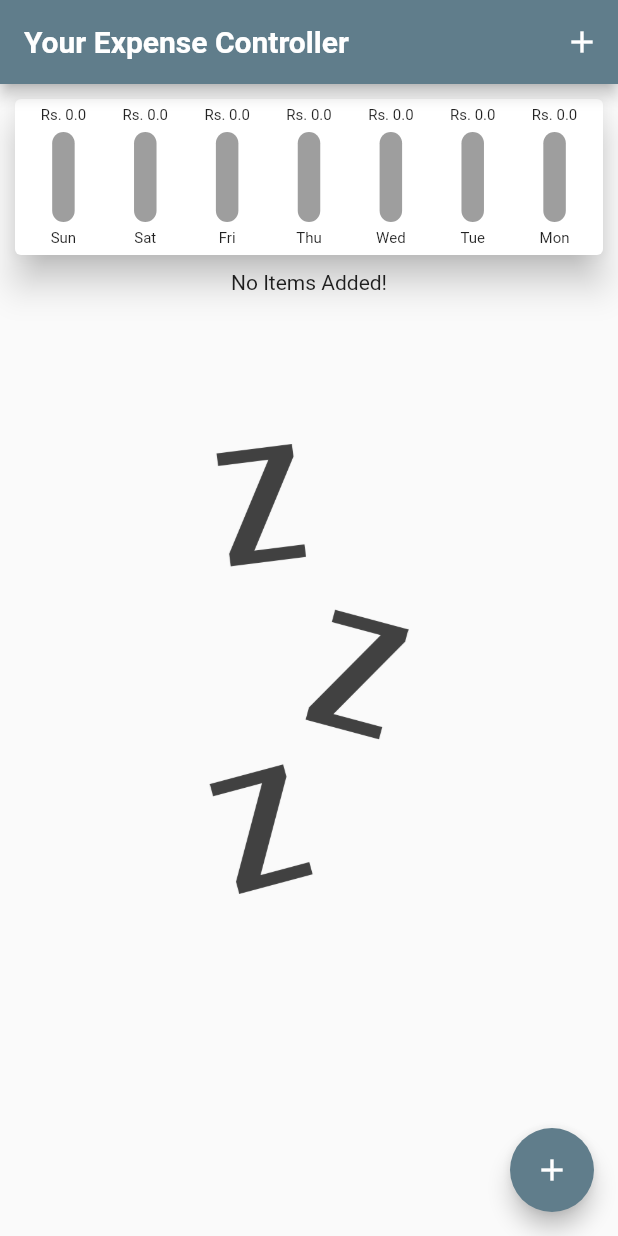
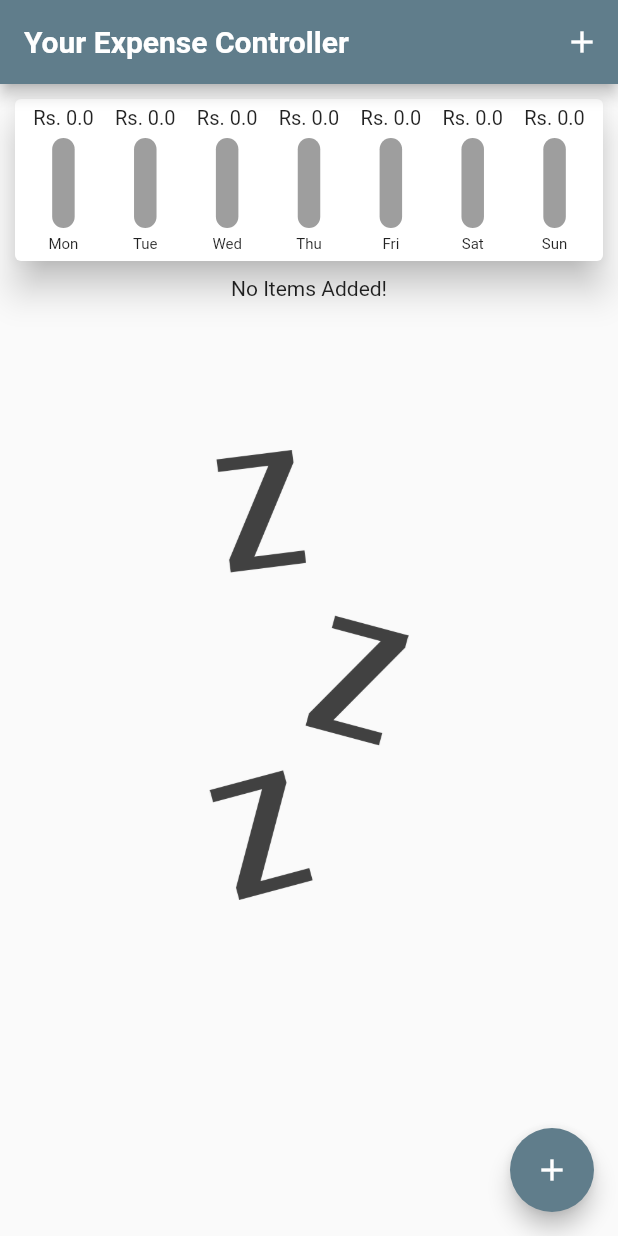
Before and after one commit to EkjyotSandhu12/Expense-Manager-flutter-app, a Flutter app: the screen it shows after launch, on a phone screen of 412 x 824 dp. Run offline on Flutter 3.47's test engine with Material 2 defaults, Android fonts, the phone set to English and light mode, and no system bars; Roboto replaces fonts that are missing (Schyler).

Commit message:
adding more functionalities

```diff
--- a/lib/Widget/Chart.dart
+++ b/lib/Widget/Chart.dart
@@ -9,11 +9,14 @@ class Chart extends StatelessWidget {
   Chart(this.recentTransaction);
 
   List<Map<String, Object>> get WeekTransactionsList {
-    return List.generate(7, (index) {
+    return List.generate(
+      7,
+      (index) {
         // this will generate the list of last 7 days with specific Day and money spent on that Day.
 
         DateTime weekDay = DateTime.now().subtract(Duration(
-          days: index)); // accessing last 7 days one by one, in every iteration
+            days:
+                index)); // accessing last 7 days one by one, in every iteration
         double totalValue = 0;
 
         for (int i = 0; i < recentTransaction.length; i++) {
@@ -30,7 +33,8 @@ class Chart extends StatelessWidget {
           // E returns weekday name on that day
           'value': totalValue
         }; // 1 day of last 7 day
-    });
+      },
+    ).reversed.toList(); // reverses the list
   }
 
   double get totalSpendingLastWeek {
@@ -60,8 +64,7 @@ class Chart extends StatelessWidget {
                       e['value'] as double <= 0
                           ? 0
                           : (e['value'] as double) / totalSpendingLastWeek),
-                );//A widget that controls how a child of a Row, Column takes space.
-
+                ); //A widget that controls how a child of a Row, Column takes space.
               },
             ),
           ],
--- a/lib/Widget/Chart_bar.dart
+++ b/lib/Widget/Chart_bar.dart
@@ -11,10 +11,13 @@ class ChartBar extends StatelessWidget {
   Widget build(BuildContext context) {
     return Column(
       children: [
-        FittedBox(
+        Container(
+          height: 16,
+          child: FittedBox(
             child: Text(
               'Rs. $amount',
               style: TextStyle(fontSize: 10),
+            ),
           ),
         ),
         // fittedbox, forces the child to get fitted inside the specified container
@@ -26,7 +29,10 @@ class ChartBar extends StatelessWidget {
             borderRadius: BorderRadius.circular(10),
             color: Colors.grey,
           ),
-          child: FractionallySizedBox(
+          child: Stack(
+            alignment: Alignment.bottomCenter,
+            children: [
+              FractionallySizedBox(
                 heightFactor: spendingPctOfTotal,
                 // heightFactor percentage of surrounding container
                 child: Container(
@@ -36,6 +42,8 @@ class ChartBar extends StatelessWidget {
                   ),
                 ),
               ),
+            ],
+          ),
         ),
         Text(label, style: TextStyle(fontSize: 10)),
       ],
--- a/lib/main.dart
+++ b/lib/main.dart
@@ -22,8 +22,12 @@ class App extends StatelessWidget {
           // primary swatch is based on single colors with multiple shades
           fontFamily: 'Schyler',
           brightness: Brightness.light,
-          textTheme: TextTheme(headline6: TextStyle(fontFamily: 'Roboto'),
-          bodyText1: TextStyle(fontSize: 15)),
+          textTheme: TextTheme(
+            headline6: TextStyle(fontFamily: 'Roboto',color: Colors.red),
+            bodyText1: TextStyle(fontSize: 15),
+            button: TextStyle(color: Colors.white),
+          ),
+          buttonTheme: ButtonThemeData(buttonColor: Colors.purple),
           appBarTheme: const AppBarTheme(
               titleTextStyle: TextStyle(
                   fontFamily: 'Roboto',
@@ -43,9 +47,10 @@ class MyHomePage extends StatefulWidget {
 }
 
 class _MyHomePageState extends State<MyHomePage> {
-  void AddTransactions(String title, double amount) {
+
+  void AddTransactions(String title, double amount, DateTime selectedDate) {
     final Tx = TransactionData(
-        id: 1, title: title, amount: amount, date: DateTime.now());
+        id: 1, title: title, amount: amount, date: selectedDate);
 
     setState(() {
       transactions.add(Tx);
@@ -61,10 +66,12 @@ class _MyHomePageState extends State<MyHomePage> {
   }
 
   List<TransactionData> get lastweek {
-    return transactions.where(
-            (tx) => tx.date.isAfter(DateTime.now().subtract(Duration(days: 7)))) // condition
+    return transactions
+        .where((tx) => tx.date
+            .isAfter(DateTime.now().subtract(Duration(days: 7)))) // condition
         .toList();
   }
+
   //listname.where(index){listname[index]}  this function returns a newly created list that has to fullfill a requirement.
 
   @override
```
Also changed, not shown: lib/Widget/TransactionAdd.dart (+63 -20 lines), lib/Widget/TransactionList.dart (+41 -5 lines). Lines whose indentation alone changed are shown as unchanged.
